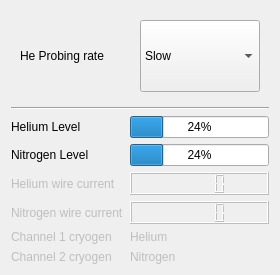
The window that Oxford/ILM_control.ui (Cryostat-GUI/Cryostat-GUI) describes before a commit, drawn with Qt 5.
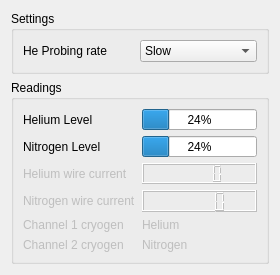
The same window after the commit.

Patch:
```diff
--- a/Oxford/ILM_control.ui
+++ b/Oxford/ILM_control.ui
@@ -21,7 +21,10 @@
   </property>
   <layout class="QVBoxLayout" name="verticalLayout">
    <item>
-    <widget class="QWidget" name="widget" native="true">
+    <widget class="QGroupBox" name="groupSettings">
+     <property name="title">
+      <string>Settings</string>
+     </property>
      <layout class="QHBoxLayout" name="horizontalLayout" stretch="0,0">
       <property name="spacing">
        <number>0</number>
@@ -60,13 +63,10 @@
     </widget>
    </item>
    <item>
-    <widget class="Line" name="line">
-     <property name="orientation">
-      <enum>Qt::Horizontal</enum>
+    <widget class="QGroupBox" name="groupReadings">
+     <property name="title">
+      <string>Readings</string>
      </property>
-    </widget>
-   </item>
-   <item>
     <layout class="QGridLayout" name="gridLayout_2">
      <item row="4" column="1">
       <widget class="QLCDNumber" name="lcdCurrentchan2">
@@ -171,6 +171,7 @@
       </widget>
      </item>
     </layout>
+    </widget>
    </item>
   </layout>
  </widget>
```
Lines whose indentation alone changed are shown as unchanged.
